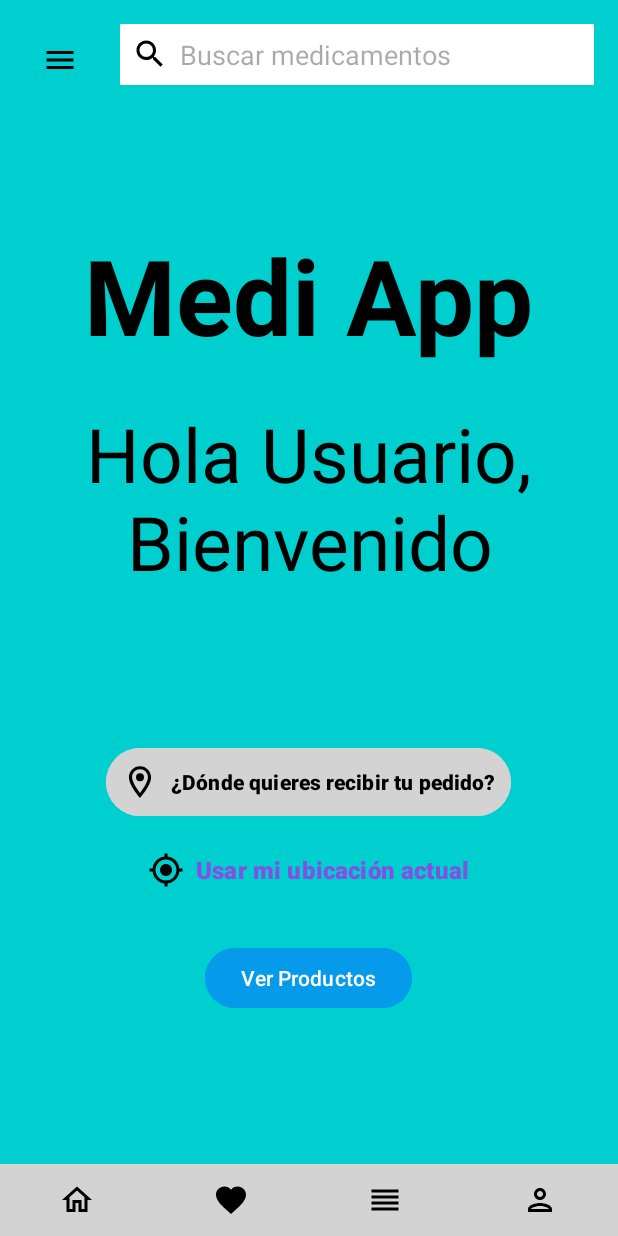
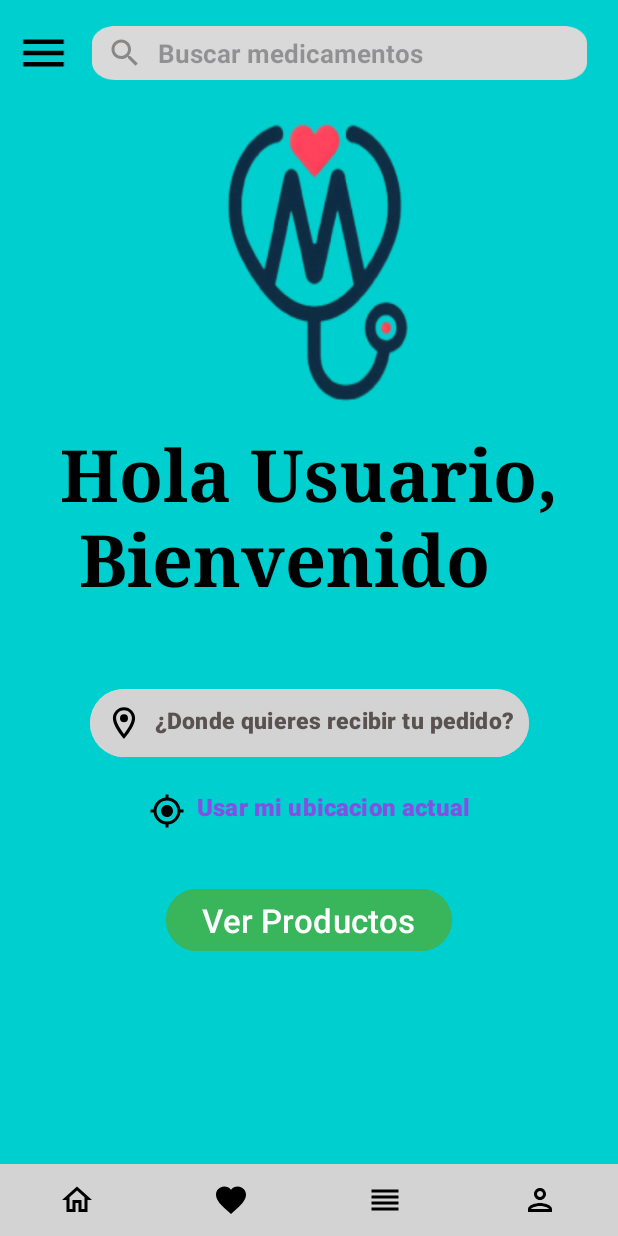
Before and after one commit to GabrielMaQui/Proyecto_App_Medica, an Android app: the layout menu_inicial.xml on its own in the app's theme, with its tools: preview values and no code run, on a phone screen of 412 x 824 dp. Run offline under Robolectric (Android 15) with nearby library versions, the phone set to English and light mode, and no system bars.

Commit message:
Vista list_categoria + menu_inicial modificado

```diff
--- a/app/src/main/res/drawable/ic_search.xml
+++ b/app/src/main/res/drawable/ic_search.xml
@@ -5,5 +5,5 @@
     android:viewportHeight="24">
   <path
       android:pathData="M15.5,14h-0.79l-0.28,-0.27C15.41,12.59 16,11.11 16,9.5 16,5.91 13.09,3 9.5,3S3,5.91 3,9.5 5.91,16 9.5,16c1.61,0 3.09,-0.59 4.23,-1.57l0.27,0.28v0.79l5,4.99L20.49,19l-4.99,-5zM9.5,14C7.01,14 5,11.99 5,9.5S7.01,5 9.5,5 14,7.01 14,9.5 11.99,14 9.5,14z"
-      android:fillColor="#000000"/>
+      android:fillColor="#8A8787"/>
 </vector>
--- a/app/src/main/res/layout/menu_inicial.xml
+++ b/app/src/main/res/layout/menu_inicial.xml
@@ -1,97 +1,113 @@
-<RelativeLayout xmlns:android="http://schemas.android.com/apk/res/android"
+<androidx.constraintlayout.widget.ConstraintLayout xmlns:android="http://schemas.android.com/apk/res/android"
     xmlns:tools="http://schemas.android.com/tools"
     android:layout_width="match_parent"
     android:layout_height="match_parent"
+    xmlns:app="http://schemas.android.com/apk/res-auto"
     android:background="#00CFCF"
     tools:context=".MainActivity">
 
-    <ImageButton
-        android:id="@+id/menuButton"
-        android:layout_width="48dp"
-        android:layout_height="48dp"
-        android:layout_marginStart="16dp"
-        android:layout_marginTop="16dp"
-        android:background="?attr/selectableItemBackgroundBorderless"
+    <ImageView
+        android:id="@+id/some_id"
+        android:layout_width="38dp"
+        android:layout_height="36dp"
+        app:layout_constraintTop_toTopOf="parent"
+        app:layout_constraintStart_toStartOf="parent"
+        android:layout_marginLeft="10dp"
+        android:layout_marginTop="17dp"
         android:src="@drawable/ic_menu"
-        android:contentDescription="Menu" />
+        android:gravity="center_horizontal|top"
+        />
 
     <EditText
-        android:id="@+id/searchEditText"
-        android:layout_width="0dp"
-        android:layout_height="wrap_content"
-        android:layout_toEndOf="@id/menuButton"
-        android:layout_marginStart="16dp"
-        android:layout_marginEnd="16dp"
-        android:layout_marginTop="16dp"
-        android:layout_alignParentEnd="true"
+        android:id="@+id/et_buscarMedicamentos"
+        android:layout_width="330dp"
+        android:layout_height="36dp"
+        app:layout_constraintTop_toTopOf="parent"
+        app:layout_constraintStart_toStartOf="parent"
+        app:layout_constraintEnd_toEndOf="parent"
+        android:layout_marginTop="17dp"
+        android:layout_marginLeft="40dp"
+        android:paddingLeft="10dp"
+        android:textAlignment="center"
+        android:background="@drawable/rectangle_2"
+        android:drawableStart="@drawable/ic_search"
+        android:textStyle="bold"
+        android:textSize="17sp"
+        android:paddingRight="100dp"
         android:hint="Buscar medicamentos"
-        android:padding="8dp"
-        android:drawableStart="@drawable/ic_search"
-        android:drawablePadding="8dp"
-        android:background="@android:color/white" />
+        />
+
+
+    <ImageView
+        android:id="@+id/img_logo"
+        android:layout_width="230dp"
+        android:layout_height="230dp"
+        app:layout_constraintTop_toBottomOf="@+id/et_buscarMedicamentos"
+        app:layout_constraintStart_toStartOf="parent"
+        app:layout_constraintEnd_toEndOf="parent"
+        android:background="@drawable/logo"/>
 
     <TextView
-        android:id="@+id/appTitle"
+        android:id="@+id/hola_usuari"
         android:layout_width="wrap_content"
         android:layout_height="wrap_content"
-        android:text="Medi App"
-        android:textSize="70dp"
-        android:textColor="#000"
-        android:layout_centerHorizontal="true"
-        android:layout_marginTop="150dp"
-        android:textStyle="bold" />
+        app:layout_constraintTop_toBottomOf="@+id/img_logo"
+        app:layout_constraintStart_toStartOf="parent"
+        app:layout_constraintEnd_toEndOf="parent"
+        android:text="@string/hola_usuari"
+        android:textAppearance="@style/hola_usuari"
+        android:fontFamily="serif"
+        android:textStyle="bold"
+        />
 
-    <TextView
-        android:id="@+id/welcomeText"
+    <Button
+        android:id="@+id/btn_donde_quieres_tu_Pedido"
         android:layout_width="wrap_content"
         android:layout_height="wrap_content"
-        android:text="Hola Usuario,\nBienvenido"
-        android:textSize="50sp"
-        android:textColor="#000"
-        android:layout_centerHorizontal="true"
-        android:layout_below="@id/appTitle"
-        android:layout_marginTop="25dp"
-        android:textAlignment="center" />
+        app:layout_constraintTop_toBottomOf="@+id/hola_usuari"
+        app:layout_constraintStart_toStartOf="parent"
+        app:layout_constraintEnd_toEndOf="parent"
+        android:backgroundTint="#D3D3D3"
+        android:elevation="4dp"
+        android:textColor="#5A5151"
+        android:textSize="15dp"
+        android:textStyle="bold"
+        android:padding="10dp"
+        android:layout_marginTop="50dp"
+        android:gravity="center_horizontal"
+        android:text="¿Donde quieres recibir tu pedido?"
+        android:drawableLeft="@drawable/ic_location"/>
 
     <Button
-        android:id="@+id/locationButton"
+        android:id="@+id/btn_usar_mi_ubicacion"
         android:layout_width="wrap_content"
         android:layout_height="wrap_content"
-        android:text="@string/d_nde_quieres_recibir_tu_pedido"
-        android:backgroundTint="#D3D3D3"
-        android:textColor="#000000"
+        app:layout_constraintTop_toBottomOf="@+id/btn_donde_quieres_tu_Pedido"
+        app:layout_constraintStart_toStartOf="parent"
+        app:layout_constraintEnd_toEndOf="parent"
+        android:text="Usar mi ubicacion actual"
+        android:drawableLeft="@drawable/ic_location_p"
+        android:textColor="#844FE3"
+        android:gravity="top"
+        android:backgroundTint="#00CFCF"
+        android:textSize="16dp"
         android:textStyle="bold"
-        android:layout_below="@id/welcomeText"
-        android:layout_centerHorizontal="true"
-        android:layout_marginTop="100dp"
-        android:drawableLeft="@drawable/ic_location"
-
-        android:padding="10dp" />
+        android:layout_marginTop="8dp"/>
 
     <Button
-        android:id="@+id/useCurrentLocation"
+        android:id="@+id/btn_ver_productos"
         android:layout_width="wrap_content"
         android:layout_height="wrap_content"
-        android:layout_below="@id/locationButton"
-        android:layout_centerHorizontal="true"
-        android:layout_marginTop="8dp"
-        android:drawableLeft="@drawable/ic_location_p"
-        android:text="Usar mi ubicación actual"
-        android:textColor="#844FE3"
-        android:backgroundTint="#00CFCF"
-        android:textSize="16sp"
-        android:textStyle="bold" />
-
-    <Button
-        android:id="@+id/viewProductsButton"
-        android:layout_width="wrap_content"
-        android:layout_height="wrap_content"
+        app:layout_constraintTop_toBottomOf="@+id/btn_usar_mi_ubicacion"
+        app:layout_constraintStart_toStartOf="parent"
+        app:layout_constraintEnd_toEndOf="parent"
         android:text="Ver Productos"
-        android:layout_below="@id/useCurrentLocation"
+        android:textSize="22dp"
         android:layout_centerHorizontal="true"
         android:layout_marginTop="24dp"
-        android:backgroundTint="#069BEA"
-        android:textColor="#FFF" />
+        android:backgroundTint="#39B55C"
+        android:gravity="top"
+        android:textColor="#FFF"/>
 
     <LinearLayout
         android:id="@+id/bottomNavigation"
@@ -99,6 +115,7 @@
         android:layout_height="wrap_content"
         android:orientation="horizontal"
         android:background="#D3D3D3"
+        app:layout_constraintBottom_toBottomOf="parent"
         android:layout_alignParentBottom="true"
         android:weightSum="4">
 
@@ -108,7 +125,7 @@
             android:layout_weight="1">
 
             <ImageButton
-                android:id="@+id/homeButton"
+                android:id="@+id/btn_home"
                 android:layout_width="48dp"
                 android:layout_height="48dp"
                 android:layout_gravity="center"
@@ -123,7 +140,7 @@
             android:layout_weight="1">
 
             <ImageButton
-                android:id="@+id/favoritesButton"
+                android:id="@+id/btn_favorites"
                 android:layout_width="48dp"
                 android:layout_height="48dp"
                 android:layout_gravity="center"
@@ -138,7 +155,7 @@
             android:layout_weight="1">
 
             <ImageButton
-                android:id="@+id/ordersButton"
+                android:id="@+id/btn_orders"
                 android:layout_width="48dp"
                 android:layout_height="48dp"
                 android:layout_gravity="center"
@@ -153,7 +170,7 @@
             android:layout_weight="1">
 
             <ImageButton
-                android:id="@+id/profileButton"
+                android:id="@+id/btn_perfil"
                 android:layout_width="48dp"
                 android:layout_height="48dp"
                 android:layout_gravity="center"
@@ -163,4 +180,4 @@
         </FrameLayout>
 
     </LinearLayout>
-</RelativeLayout>
+</androidx.constraintlayout.widget.ConstraintLayout>
--- a/app/src/main/res/values/strings.xml
+++ b/app/src/main/res/values/strings.xml
@@ -11,4 +11,6 @@
     <string name="medic_app">
 Medic \n     App
 </string>
+    <string name="hola_usuari">Hola Usuario,\n  Bienvenido</string>
+
 </resources>
--- a/app/src/main/res/values/themes.xml
+++ b/app/src/main/res/values/themes.xml
@@ -6,4 +6,12 @@
     </style>
 
     <style name="Theme.Proyecto_App_Medica" parent="Base.Theme.Proyecto_App_Medica" />
+    <style name="hola_usuari">
+        <item name="android:textSize">48sp</item>
+        <item name="android:textColor">#000000</item>
+    </style>
+    <style name="categor_as">
+        <item name="android:textSize">35sp</item>
+        <item name="android:textColor">#025061</item>
+    </style>
 </resources>
```
Also changed, not shown: app/src/main/res/drawable/rectangle_3.xml (added, +19 -0 lines), app/src/main/res/drawable/rectangle_5.xml (added, +19 -0 lines), app/src/main/res/drawable/rectangle_6.xml (added, +15 -0 lines), app/src/main/res/drawable/usuario_inic.xml (added, +19 -0 lines), app/src/main/res/layout/list_categorias.xml (added, +338 -0 lines), app/src/main/res/drawable/homeIcon.png (added), app/src/main/res/drawable/imgAseopersonal.png (added), app/src/main/res/drawable/imgMedicamentos.png (added), app/src/main/res/drawable/imgNutricion.png (added), app/src/main/res/drawable/imgPrimerosAuxilios.png (added), app/src/main/res/drawable/imgProductosMaternos.png (added), app/src/main/res/drawable/imgbelleza.png (added).
